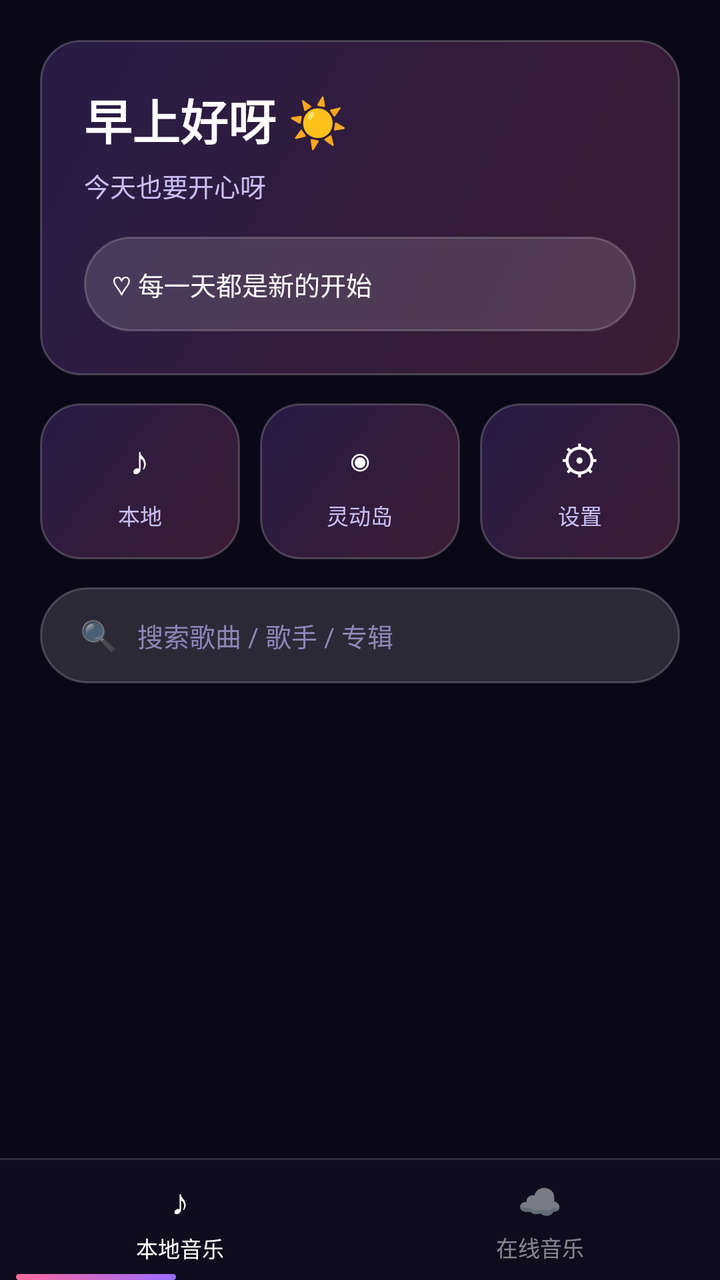
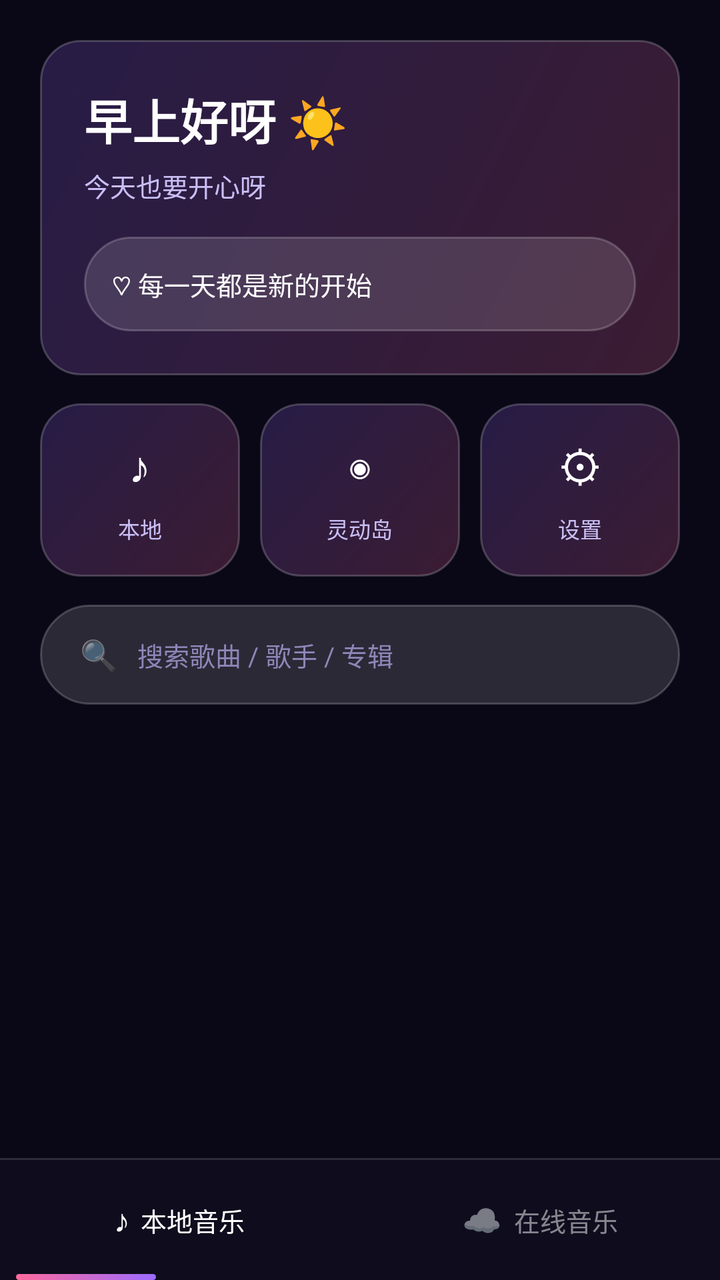

Compare the two renders of this Android layout. The source of the first and the diff that turns it into the second are given below.
<!-- AndroidManifest.xml: application theme Theme.XuanYin -->
<!-- res/layout/activity_main.xml -->
<?xml version="1.0" encoding="utf-8"?>
<FrameLayout xmlns:android="http://schemas.android.com/apk/res/android"
    android:layout_width="match_parent" android:layout_height="match_parent"
    android:background="@color/bg_deep">
    <ImageView android:id="@+id/iv_bg" android:layout_width="match_parent"
        android:layout_height="match_parent" android:scaleType="centerCrop" android:alpha="0.30" />
    <LinearLayout android:orientation="vertical"
        android:layout_width="match_parent" android:layout_height="match_parent">
        <LinearLayout android:orientation="vertical" android:paddingHorizontal="20dp"
            android:paddingTop="20dp" android:layout_width="match_parent" android:layout_height="wrap_content">
            <LinearLayout android:id="@+id/card_greet" android:orientation="vertical"
                android:padding="22dp" android:background="@drawable/bg_card"
                android:layout_width="match_parent" android:layout_height="wrap_content">
                <TextView android:id="@+id/tv_greet" android:layout_width="wrap_content"
                    android:layout_height="wrap_content" android:text="早上好呀 ☀️"
                    android:textColor="@color/white" android:textSize="24sp" android:textStyle="bold" />
                <TextView android:id="@+id/tv_sub_greet" android:layout_width="wrap_content"
                    android:layout_height="wrap_content" android:layout_marginTop="6dp"
                    android:text="今天也要开心呀" android:textColor="@color/sub_text" android:textSize="13sp" />
                <TextView android:id="@+id/tv_quote" android:layout_width="match_parent"
                    android:layout_height="wrap_content" android:layout_marginTop="16dp"
                    android:padding="14dp" android:background="@drawable/bg_search"
                    android:text="♡ 每一天都是新的开始"
                    android:textColor="@color/white" android:textSize="13sp" />
            </LinearLayout>
            <LinearLayout android:id="@+id/card_actions" android:orientation="horizontal"
                android:layout_marginTop="14dp" android:layout_width="match_parent" android:layout_height="wrap_content">
                <LinearLayout android:id="@+id/btn_local" android:orientation="vertical"
                    android:gravity="center" android:padding="14dp" android:layout_weight="1"
                    android:background="@drawable/bg_card" android:layout_width="0dp" android:layout_height="wrap_content">
                    <TextView android:layout_width="wrap_content" android:layout_height="wrap_content"
                        android:text="♪" android:textSize="20sp" android:textColor="@color/white" />
                    <TextView android:layout_width="wrap_content" android:layout_height="wrap_content"
                        android:layout_marginTop="6dp" android:text="本地"
                        android:textColor="@color/sub_text" android:textSize="11sp" />
                </LinearLayout>
                <LinearLayout android:id="@+id/btn_island" android:orientation="vertical"
                    android:gravity="center" android:padding="14dp" android:layout_weight="1"
                    android:layout_marginStart="10dp" android:background="@drawable/bg_card"
                    android:layout_width="0dp" android:layout_height="wrap_content">
                    <TextView android:layout_width="wrap_content" android:layout_height="wrap_content"
                        android:text="◉" android:textSize="20sp" android:textColor="@color/white" />
                    <TextView android:layout_width="wrap_content" android:layout_height="wrap_content"
                        android:layout_marginTop="6dp" android:text="灵动岛"
                        android:textColor="@color/sub_text" android:textSize="11sp" />
                </LinearLayout>
                <LinearLayout android:id="@+id/btn_settings" android:orientation="vertical"
                    android:gravity="center" android:padding="14dp" android:layout_weight="1"
                    android:layout_marginStart="10dp" android:background="@drawable/bg_card"
                    android:layout_width="0dp" android:layout_height="wrap_content">
                    <TextView android:layout_width="wrap_content" android:layout_height="wrap_content"
                        android:text="⚙" android:textSize="20sp" android:textColor="@color/white" />
                    <TextView android:layout_width="wrap_content" android:layout_height="wrap_content"
                        android:layout_marginTop="6dp" android:text="设置"
                        android:textColor="@color/sub_text" android:textSize="11sp" />
                </LinearLayout>
            </LinearLayout>
            <LinearLayout android:id="@+id/card_search" android:orientation="horizontal"
                android:gravity="center_vertical" android:paddingHorizontal="20dp"
                android:layout_marginTop="14dp" android:background="@drawable/bg_search"
                android:layout_width="match_parent" android:layout_height="48dp">
                <TextView android:layout_width="wrap_content" android:layout_height="wrap_content"
                    android:text="🔍" android:textSize="15sp" />
                <TextView android:layout_width="wrap_content" android:layout_height="wrap_content"
                    android:layout_marginStart="10dp" android:text="搜索歌曲 / 歌手 / 专辑"
                    android:textColor="@color/weak_text" android:textSize="13sp" />
            </LinearLayout>
        </LinearLayout>
        <FrameLayout android:layout_width="match_parent" android:layout_height="0dp"
            android:layout_weight="1" android:layout_marginTop="14dp">
            <FrameLayout android:id="@+id/page_local"
                android:layout_width="match_parent" android:layout_height="match_parent">
                <androidx.recyclerview.widget.RecyclerView android:id="@+id/rv_local"
                    android:paddingHorizontal="20dp" android:paddingBottom="20dp"
                    android:clipToPadding="false"
                    android:layout_width="match_parent" android:layout_height="match_parent"
                    android:overScrollMode="never" />
            </FrameLayout>
            <FrameLayout android:id="@+id/page_online"
                android:visibility="gone"
                android:layout_width="match_parent" android:layout_height="match_parent">
                <androidx.recyclerview.widget.RecyclerView android:id="@+id/rv_online"
                    android:paddingHorizontal="20dp" android:paddingBottom="20dp"
                    android:clipToPadding="false"
                    android:layout_width="match_parent" android:layout_height="match_parent"
                    android:overScrollMode="never" />
            </FrameLayout>
        </FrameLayout>
        <LinearLayout android:id="@+id/tab_bar"
            android:orientation="vertical" android:background="#CC0F0D1F"
            android:layout_width="match_parent" android:layout_height="wrap_content">
            <View android:layout_width="match_parent" android:layout_height="1dp"
                android:background="#22FFFFFF" />
            <FrameLayout android:layout_width="match_parent" android:layout_height="60dp">
                <LinearLayout android:orientation="horizontal"
                    android:layout_width="match_parent" android:layout_height="match_parent">
                    <LinearLayout android:id="@+id/tab_local"
                        android:orientation="vertical" android:gravity="center"
                        android:layout_weight="1" android:layout_width="0dp" android:layout_height="match_parent">
                        <TextView android:layout_width="wrap_content" android:layout_height="wrap_content"
                            android:text="♪" android:textSize="18sp" android:textColor="@color/white" />
                        <TextView android:layout_width="wrap_content" android:layout_height="wrap_content"
                            android:layout_marginTop="3dp" android:text="本地音乐"
                            android:textColor="@color/white" android:textSize="11sp" />
                    </LinearLayout>
                    <LinearLayout android:id="@+id/tab_online"
                        android:orientation="vertical" android:gravity="center"
                        android:alpha="0.5"
                        android:layout_weight="1" android:layout_width="0dp" android:layout_height="match_parent">
                        <TextView android:layout_width="wrap_content" android:layout_height="wrap_content"
                            android:text="☁" android:textSize="18sp" android:textColor="@color/white" />
                        <TextView android:layout_width="wrap_content" android:layout_height="wrap_content"
                            android:layout_marginTop="3dp" android:text="在线音乐"
                            android:textColor="@color/white" android:textSize="11sp" />
                    </LinearLayout>
                </LinearLayout>
                <View android:id="@+id/tab_indicator"
                    android:layout_width="80dp" android:layout_height="3dp"
                    android:layout_gravity="bottom|start"
                    android:layout_marginStart="8dp"
                    android:background="@drawable/bg_gradient_button" />
            </FrameLayout>
        </LinearLayout>
    </LinearLayout>
</FrameLayout>
<!-- resources referenced by this layout -->
<resources>
  <color name="bg_deep">#0A0817</color>
  <color name="sub_text">#C9BFF5</color>
  <color name="weak_text">#8F86B8</color>
  <color name="white">#FFFFFF</color>
  <!-- drawable bg_card (drawable) -->
  <?xml version="1.0" encoding="utf-8"?>
  <shape xmlns:android="http://schemas.android.com/apk/res/android">
      <corners android:radius="20dp" />
      <gradient android:angle="135" android:startColor="#33FF6B9D" android:endColor="#339B6BFF" />
      <stroke android:width="1dp" android:color="#33FFFFFF" />
  </shape>
  <!-- drawable bg_gradient_button (drawable) -->
  <?xml version="1.0" encoding="utf-8"?>
  <shape xmlns:android="http://schemas.android.com/apk/res/android">
      <corners android:radius="16dp" />
      <gradient android:angle="0" android:startColor="#FF6B9D" android:endColor="#9B6BFF" />
  </shape>
  <!-- drawable bg_search (drawable) -->
  <?xml version="1.0" encoding="utf-8"?>
  <shape xmlns:android="http://schemas.android.com/apk/res/android">
      <corners android:radius="999dp" />
      <solid android:color="#22FFFFFF" />
      <stroke android:width="1dp" android:color="#33FFFFFF" />
  </shape>
  <style name="Theme.XuanYin" parent="Theme.MaterialComponents.DayNight.NoActionBar">
          <item name="android:windowBackground">@color/bg_deep</item>
          <item name="android:statusBarColor">@color/bg_deep</item>
          <item name="android:navigationBarColor">@color/bg_deep</item>
          <item name="android:windowAnimationStyle">@style/WindowAnim</item>
          <item name="android:windowLightStatusBar">false</item>
      </style>
  <style name="WindowAnim" parent="@android:style/Animation.Activity">
          <item name="android:activityOpenEnterAnimation">@anim/fade_in</item>
          <item name="android:activityOpenExitAnimation">@anim/fade_out</item>
          <item name="android:activityCloseEnterAnimation">@anim/fade_in</item>
          <item name="android:activityCloseExitAnimation">@anim/fade_out</item>
      </style>
</resources>

<!-- the commit's change to res/layout/activity_main.xml (unified diff, before → after) -->
@@ -2,63 +2,75 @@
 <FrameLayout xmlns:android="http://schemas.android.com/apk/res/android"
     android:layout_width="match_parent" android:layout_height="match_parent"
     android:background="@color/bg_deep">
-    <ImageView android:id="@+id/iv_bg" android:layout_width="match_parent"
-        android:layout_height="match_parent" android:scaleType="centerCrop" android:alpha="0.30" />
+    <ImageView android:id="@+id/iv_bg"
+        android:layout_width="match_parent" android:layout_height="match_parent"
+        android:scaleType="centerCrop" android:alpha="0.28" />
     <LinearLayout android:orientation="vertical"
         android:layout_width="match_parent" android:layout_height="match_parent">
-        <LinearLayout android:orientation="vertical" android:paddingHorizontal="20dp"
-            android:paddingTop="20dp" android:layout_width="match_parent" android:layout_height="wrap_content">
-            <LinearLayout android:id="@+id/card_greet" android:orientation="vertical"
-                android:padding="22dp" android:background="@drawable/bg_card"
+        <LinearLayout android:orientation="vertical"
+            android:paddingHorizontal="20dp" android:paddingTop="20dp"
+            android:layout_width="match_parent" android:layout_height="wrap_content">
+            <LinearLayout android:id="@+id/card_greet"
+                android:orientation="vertical" android:padding="22dp"
+                android:background="@drawable/bg_card"
                 android:layout_width="match_parent" android:layout_height="wrap_content">
-                <TextView android:id="@+id/tv_greet" android:layout_width="wrap_content"
-                    android:layout_height="wrap_content" android:text="早上好呀 ☀️"
-                    android:textColor="@color/white" android:textSize="24sp" android:textStyle="bold" />
-                <TextView android:id="@+id/tv_sub_greet" android:layout_width="wrap_content"
-                    android:layout_height="wrap_content" android:layout_marginTop="6dp"
-                    android:text="今天也要开心呀" android:textColor="@color/sub_text" android:textSize="13sp" />
-                <TextView android:id="@+id/tv_quote" android:layout_width="match_parent"
-                    android:layout_height="wrap_content" android:layout_marginTop="16dp"
-                    android:padding="14dp" android:background="@drawable/bg_search"
+                <TextView android:id="@+id/tv_greet"
+                    android:layout_width="wrap_content" android:layout_height="wrap_content"
+                    android:text="早上好呀 ☀️" android:textColor="@color/white"
+                    android:textSize="24sp" android:textStyle="bold" />
+                <TextView android:id="@+id/tv_sub_greet"
+                    android:layout_width="wrap_content" android:layout_height="wrap_content"
+                    android:layout_marginTop="6dp" android:text="今天也要开心呀"
+                    android:textColor="@color/sub_text" android:textSize="13sp" />
+                <TextView android:id="@+id/tv_quote"
+                    android:layout_width="match_parent" android:layout_height="wrap_content"
+                    android:layout_marginTop="16dp" android:padding="14dp"
+                    android:background="@drawable/bg_search"
                     android:text="♡ 每一天都是新的开始"
                     android:textColor="@color/white" android:textSize="13sp" />
             </LinearLayout>
-            <LinearLayout android:id="@+id/card_actions" android:orientation="horizontal"
-                android:layout_marginTop="14dp" android:layout_width="match_parent" android:layout_height="wrap_content">
-                <LinearLayout android:id="@+id/btn_local" android:orientation="vertical"
-                    android:gravity="center" android:padding="14dp" android:layout_weight="1"
-                    android:background="@drawable/bg_card" android:layout_width="0dp" android:layout_height="wrap_content">
+            <LinearLayout android:id="@+id/card_actions"
+                android:orientation="horizontal" android:layout_marginTop="14dp"
+                android:layout_width="match_parent" android:layout_height="wrap_content">
+                <LinearLayout android:id="@+id/btn_local"
+                    android:orientation="vertical" android:gravity="center"
+                    android:padding="16dp" android:layout_weight="1"
+                    android:background="@drawable/bg_card"
+                    android:layout_width="0dp" android:layout_height="wrap_content">
                     <TextView android:layout_width="wrap_content" android:layout_height="wrap_content"
-                        android:text="♪" android:textSize="20sp" android:textColor="@color/white" />
+                        android:text="♪" android:textSize="22sp" android:textColor="@color/white" />
                     <TextView android:layout_width="wrap_content" android:layout_height="wrap_content"
-                        android:layout_marginTop="6dp" android:text="本地"
+                        android:layout_marginTop="8dp" android:text="本地"
                         android:textColor="@color/sub_text" android:textSize="11sp" />
                 </LinearLayout>
-                <LinearLayout android:id="@+id/btn_island" android:orientation="vertical"
-                    android:gravity="center" android:padding="14dp" android:layout_weight="1"
+                <LinearLayout android:id="@+id/btn_island"
+                    android:orientation="vertical" android:gravity="center"
+                    android:padding="16dp" android:layout_weight="1"
                     android:layout_marginStart="10dp" android:background="@drawable/bg_card"
                     android:layout_width="0dp" android:layout_height="wrap_content">
                     <TextView android:layout_width="wrap_content" android:layout_height="wrap_content"
-                        android:text="◉" android:textSize="20sp" android:textColor="@color/white" />
+                        android:text="◉" android:textSize="22sp" android:textColor="@color/white" />
                     <TextView android:layout_width="wrap_content" android:layout_height="wrap_content"
-                        android:layout_marginTop="6dp" android:text="灵动岛"
+                        android:layout_marginTop="8dp" android:text="灵动岛"
                         android:textColor="@color/sub_text" android:textSize="11sp" />
                 </LinearLayout>
-                <LinearLayout android:id="@+id/btn_settings" android:orientation="vertical"
-                    android:gravity="center" android:padding="14dp" android:layout_weight="1"
+                <LinearLayout android:id="@+id/btn_settings"
+                    android:orientation="vertical" android:gravity="center"
+                    android:padding="16dp" android:layout_weight="1"
                     android:layout_marginStart="10dp" android:background="@drawable/bg_card"
                     android:layout_width="0dp" android:layout_height="wrap_content">
                     <TextView android:layout_width="wrap_content" android:layout_height="wrap_content"
-                        android:text="⚙" android:textSize="20sp" android:textColor="@color/white" />
+                        android:text="⚙" android:textSize="22sp" android:textColor="@color/white" />
                     <TextView android:layout_width="wrap_content" android:layout_height="wrap_content"
-                        android:layout_marginTop="6dp" android:text="设置"
+                        android:layout_marginTop="8dp" android:text="设置"
                         android:textColor="@color/sub_text" android:textSize="11sp" />
                 </LinearLayout>
             </LinearLayout>
-            <LinearLayout android:id="@+id/card_search" android:orientation="horizontal"
-                android:gravity="center_vertical" android:paddingHorizontal="20dp"
-                android:layout_marginTop="14dp" android:background="@drawable/bg_search"
-                android:layout_width="match_parent" android:layout_height="48dp">
+            <LinearLayout android:id="@+id/card_search"
+                android:orientation="horizontal" android:gravity="center_vertical"
+                android:paddingHorizontal="20dp" android:layout_marginTop="14dp"
+                android:background="@drawable/bg_search"
+                android:layout_width="match_parent" android:layout_height="50dp">
                 <TextView android:layout_width="wrap_content" android:layout_height="wrap_content"
                     android:text="🔍" android:textSize="15sp" />
                 <TextView android:layout_width="wrap_content" android:layout_height="wrap_content"
@@ -95,27 +107,27 @@
                 <LinearLayout android:orientation="horizontal"
                     android:layout_width="match_parent" android:layout_height="match_parent">
                     <LinearLayout android:id="@+id/tab_local"
-                        android:orientation="vertical" android:gravity="center"
+                        android:orientation="horizontal" android:gravity="center"
                         android:layout_weight="1" android:layout_width="0dp" android:layout_height="match_parent">
                         <TextView android:layout_width="wrap_content" android:layout_height="wrap_content"
-                            android:text="♪" android:textSize="18sp" android:textColor="@color/white" />
+                            android:text="♪" android:textSize="16sp" android:textColor="@color/white" />
                         <TextView android:layout_width="wrap_content" android:layout_height="wrap_content"
-                            android:layout_marginTop="3dp" android:text="本地音乐"
-                            android:textColor="@color/white" android:textSize="11sp" />
+                            android:layout_marginStart="6dp" android:text="本地音乐"
+                            android:textColor="@color/white" android:textSize="13sp" />
                     </LinearLayout>
                     <LinearLayout android:id="@+id/tab_online"
-                        android:orientation="vertical" android:gravity="center"
+                        android:orientation="horizontal" android:gravity="center"
                         android:alpha="0.5"
                         android:layout_weight="1" android:layout_width="0dp" android:layout_height="match_parent">
                         <TextView android:layout_width="wrap_content" android:layout_height="wrap_content"
-                            android:text="☁" android:textSize="18sp" android:textColor="@color/white" />
+                            android:text="☁" android:textSize="16sp" android:textColor="@color/white" />
                         <TextView android:layout_width="wrap_content" android:layout_height="wrap_content"
-                            android:layout_marginTop="3dp" android:text="在线音乐"
-                            android:textColor="@color/white" android:textSize="11sp" />
+                            android:layout_marginStart="6dp" android:text="在线音乐"
+                            android:textColor="@color/white" android:textSize="13sp" />
                     </LinearLayout>
                 </LinearLayout>
                 <View android:id="@+id/tab_indicator"
-                    android:layout_width="80dp" android:layout_height="3dp"
+                    android:layout_width="70dp" android:layout_height="3dp"
                     android:layout_gravity="bottom|start"
                     android:layout_marginStart="8dp"
                     android:background="@drawable/bg_gradient_button" />
